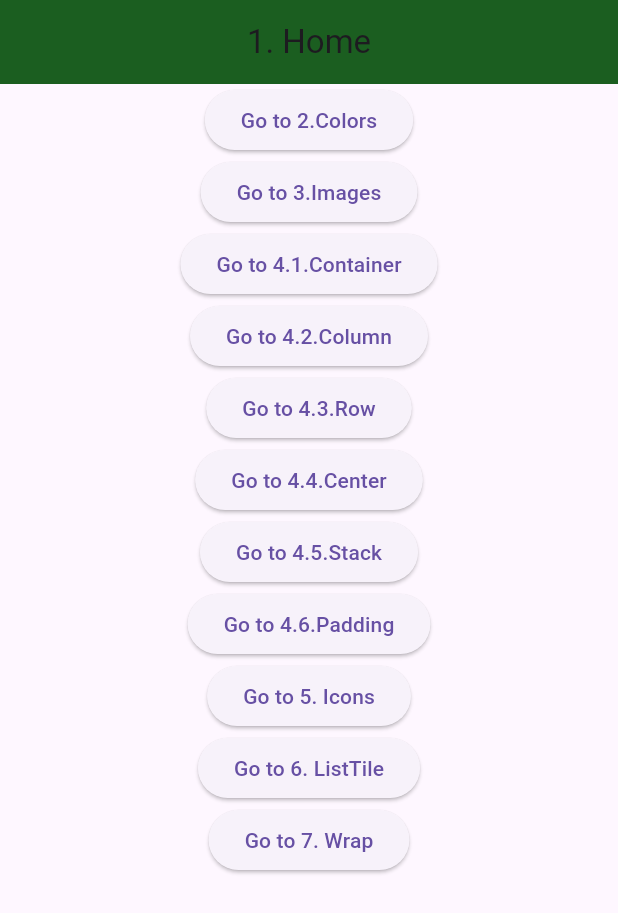
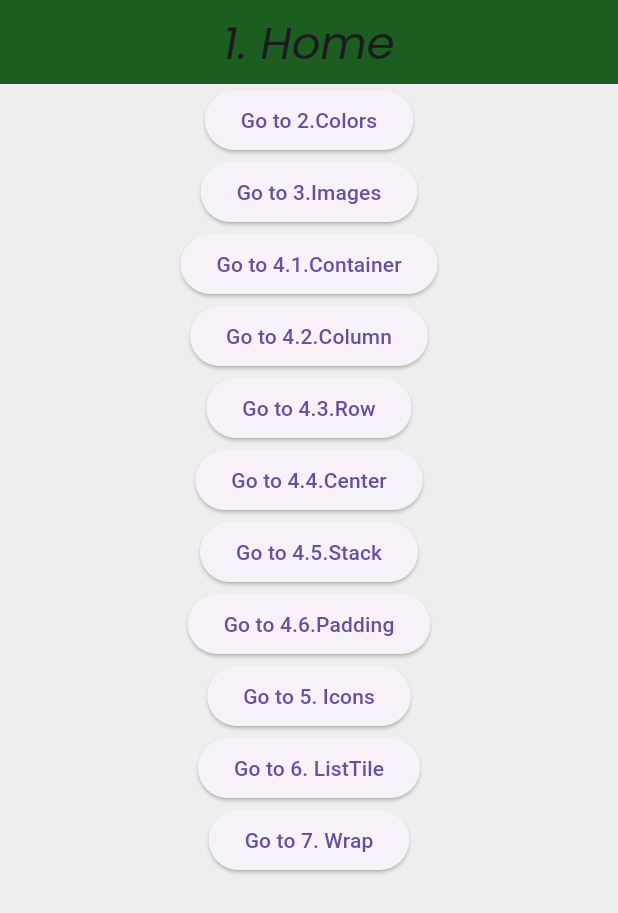
Before and after one commit to PlaceHolderHere/cheatSheets, a Flutter app: the screen it shows after launch, on a phone screen of 412 x 824 dp. Shown: the top 913 px of the screen. Run offline on Flutter 3.47's test engine with Material 3 defaults, Android fonts, the phone set to English and light mode, and no system bars; our stand-ins replace google_fonts.

Commit message:
Feat: Added ThemeData to fluttercheatsheet

```diff
--- a/fluttercheatsheet/lib/main.dart
+++ b/fluttercheatsheet/lib/main.dart
@@ -1,5 +1,6 @@
 import 'package:flutter/material.dart';
 import 'pages/1.home.dart';
+import 'package:google_fonts/google_fonts.dart';
 
 void main() {
   runApp(const MyApp());
@@ -15,6 +16,30 @@ class MyApp extends StatelessWidget{
   Widget build(BuildContext context) {
     return MaterialApp(
       debugShowCheckedModeBanner: false, // Removes the debug banner
+
+      // === ThemeData === //
+      theme: ThemeData(
+        // === Colors === //
+        brightness: Brightness.light, // Light or Dark theme
+        scaffoldBackgroundColor: Colors.grey[200], // Background color for Scaffold
+        primaryColor: Colors.green[900], // Primary color for the app
+
+        textTheme: TextTheme(
+          displayLarge: const TextStyle(
+            fontSize: 72,
+            fontWeight: FontWeight.bold,
+          ),
+          titleLarge: GoogleFonts.poppins(
+            fontSize: 30,
+            fontStyle: FontStyle.italic,
+          ),
+          bodyMedium: GoogleFonts.inter(),
+          displaySmall: GoogleFonts.inter(),
+        ),
+
+
+      ),
+
       home: const HomePage(),
     );
   }
--- a/fluttercheatsheet/pubspec.yaml
+++ b/fluttercheatsheet/pubspec.yaml
@@ -34,6 +34,7 @@ dependencies:
   # The following adds the Cupertino Icons font to your application.
   # Use with the CupertinoIcons class for iOS style icons.
   cupertino_icons: ^1.0.8
+  google_fonts: ^6.0.0
 
 dev_dependencies:
   flutter_test:
```
Also changed, not shown: fluttercheatsheet/pubspec.lock, 2 other files.
